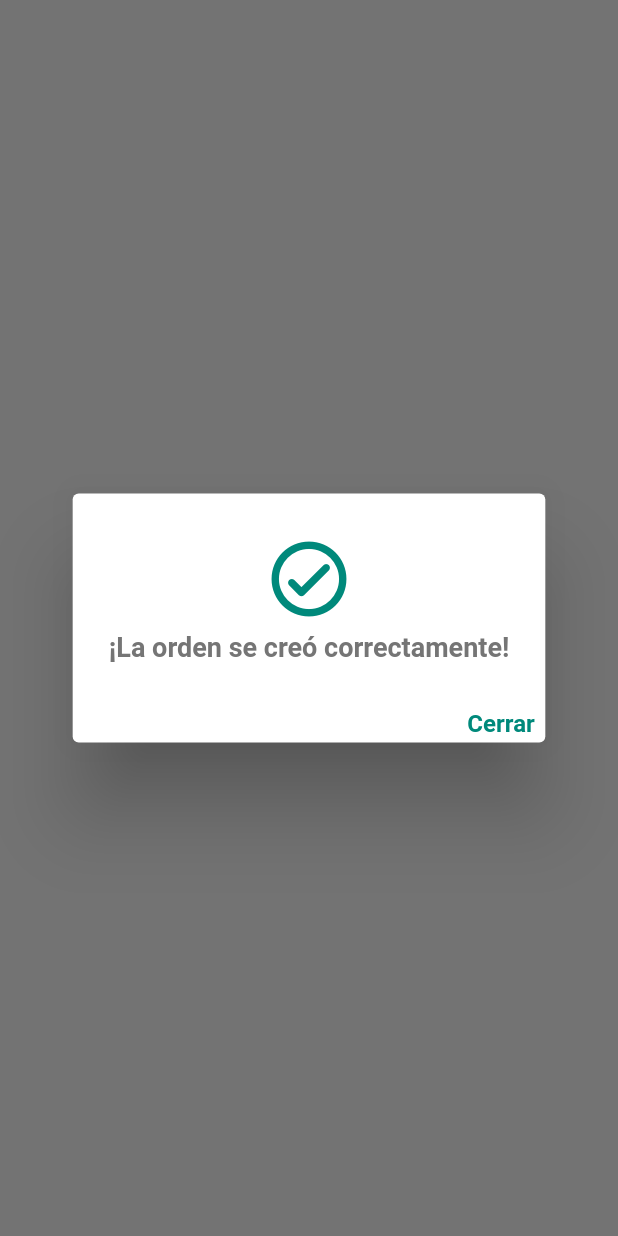
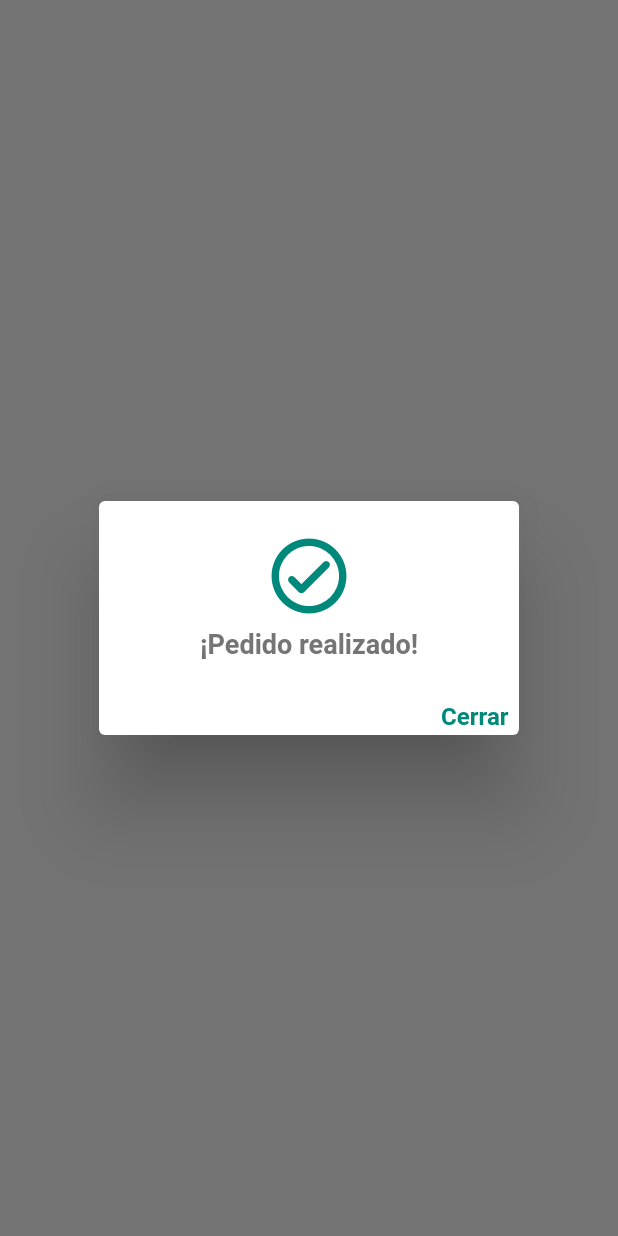
Before and after one commit to chrisr04/tul-shopping-cart, a Flutter app: what showOrderSuccessAlert() shows on an empty page, opened directly, on a phone screen of 412 x 824 dp. Run offline on Flutter 3.47's test engine with Material 2 defaults, Android fonts, the phone set to English and light mode, and no system bars; our stand-ins replace bloc, cloud_firestore, firebase_core, flutter_bloc, shared_preferences; accounts and stored records are empty.

Commit message:
change aspect ratio for items and alert message

```diff
--- a/lib/shared/helpers/alert_helper.dart
+++ b/lib/shared/helpers/alert_helper.dart
@@ -12,6 +12,7 @@ void showOrderLoadingAlert(BuildContext context){
         height: 40.0,
         child: Row(
           mainAxisAlignment: MainAxisAlignment.center,
+          crossAxisAlignment: CrossAxisAlignment.center,
           children: [
             Loader(
               size: 25.0,
@@ -19,7 +20,9 @@ void showOrderLoadingAlert(BuildContext context){
               secondaryColor: Colors.white,
             ),
             SizedBox(width: 15.0),
-            Text('Procesando tu pedido...', style: TextStyle(color: Colors.grey[600], fontSize: 16.0, fontWeight: FontWeight.bold))
+            Expanded(
+              child: Text('Procesando pedido...', overflow: TextOverflow.ellipsis, style: TextStyle(color: Colors.grey[600], fontSize: 16.0, fontWeight: FontWeight.bold))
+            )
           ],
         ),
       )
@@ -33,14 +36,16 @@ void showOrderSuccessAlert(BuildContext context){
     context: context,
     builder: (BuildContext context) => AlertDialog(
       content: Container(
-        height: 100.0,
+        height: 90.0,
         child: Column(
           mainAxisAlignment: MainAxisAlignment.center,
           crossAxisAlignment: CrossAxisAlignment.center,
           children: [
             Icon(Icons.check_circle_outline_rounded, size: 60.0, color: Colors.teal[600]),
             SizedBox(height: 5.0),
-            Text('¡La orden se creó correctamente!', style: TextStyle(color: Colors.grey[600], fontSize: 18.0, fontWeight: FontWeight.bold))
+            Expanded(
+              child: Text('¡Pedido realizado!', overflow: TextOverflow.ellipsis, textAlign: TextAlign.center, style: TextStyle(color: Colors.grey[600], fontSize: 18.0, fontWeight: FontWeight.bold))
+            )
           ],
         ),
       ),
--- a/lib/shared/widgets/product_card_widget.dart
+++ b/lib/shared/widgets/product_card_widget.dart
@@ -16,8 +16,8 @@ class ProductCard extends StatelessWidget {
 
   @override
   Widget build(BuildContext context) {
-    return Center(
-      child: Container(
+
+    return Container(
       margin: EdgeInsets.symmetric(vertical: 10.0, horizontal: 10.0),
       child: Column(
         children: [
@@ -29,7 +29,6 @@ class ProductCard extends StatelessWidget {
           _showDetailsBtn(context)
         ],
       )
-      ),
     );
   }
 
--- a/lib/shared/widgets/product_grid_widget.dart
+++ b/lib/shared/widgets/product_grid_widget.dart
@@ -21,7 +21,7 @@ class ProductGrid extends StatelessWidget {
       child: GridView.builder(
         gridDelegate: SliverGridDelegateWithFixedCrossAxisCount(
           crossAxisCount: 2,
-          childAspectRatio: 0.89,
+          childAspectRatio: (screenSize.width/2) / 250.0,
           crossAxisSpacing: 5.0,
           mainAxisSpacing: 5.0
         ),
```
Also changed, not shown: lib/views/my_orders_view.dart (+7 -1 lines). Lines whose indentation alone changed are shown as unchanged.
